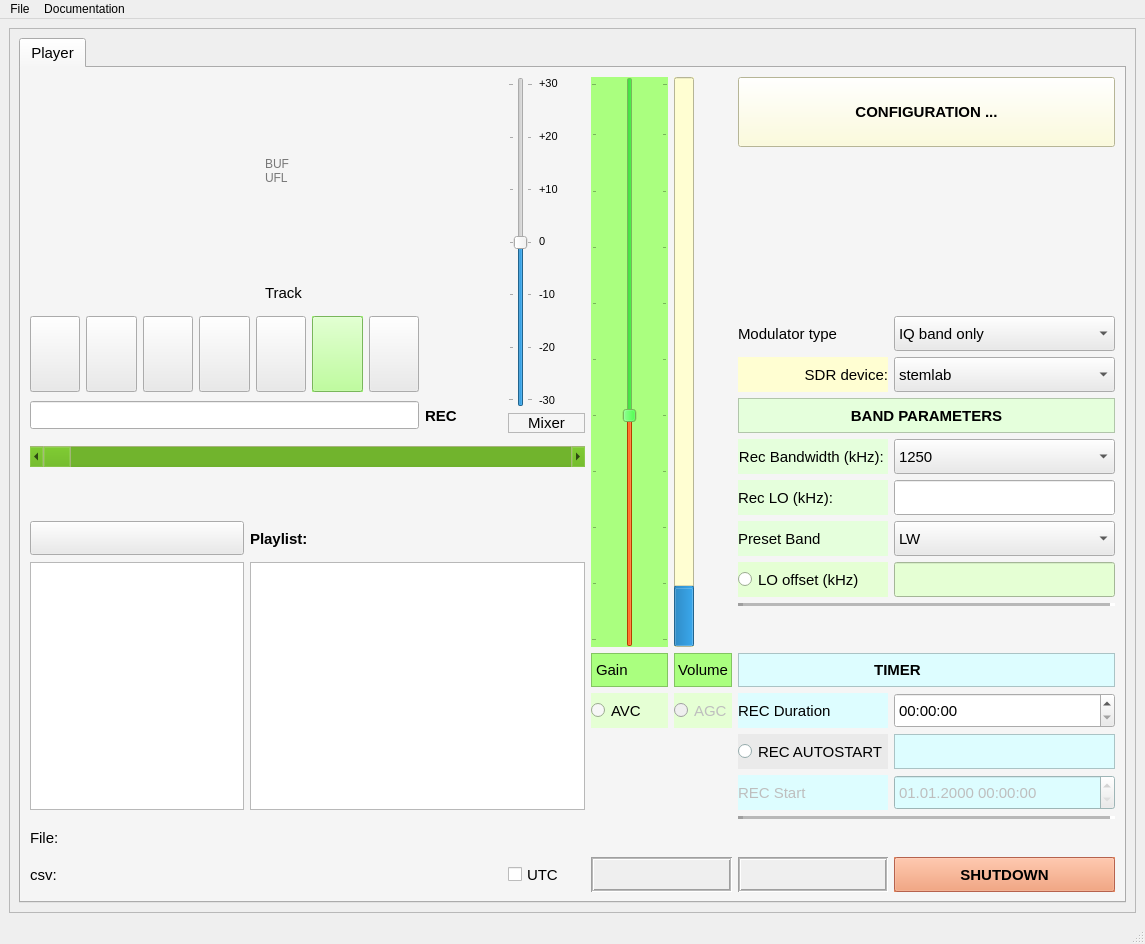
Before: the Qt Designer form sources/core/ressources/COHIWizard_GUI_v10_scrollhv_skin_5.ui in hermy-sf/COHIWizard, drawn with Qt 5.
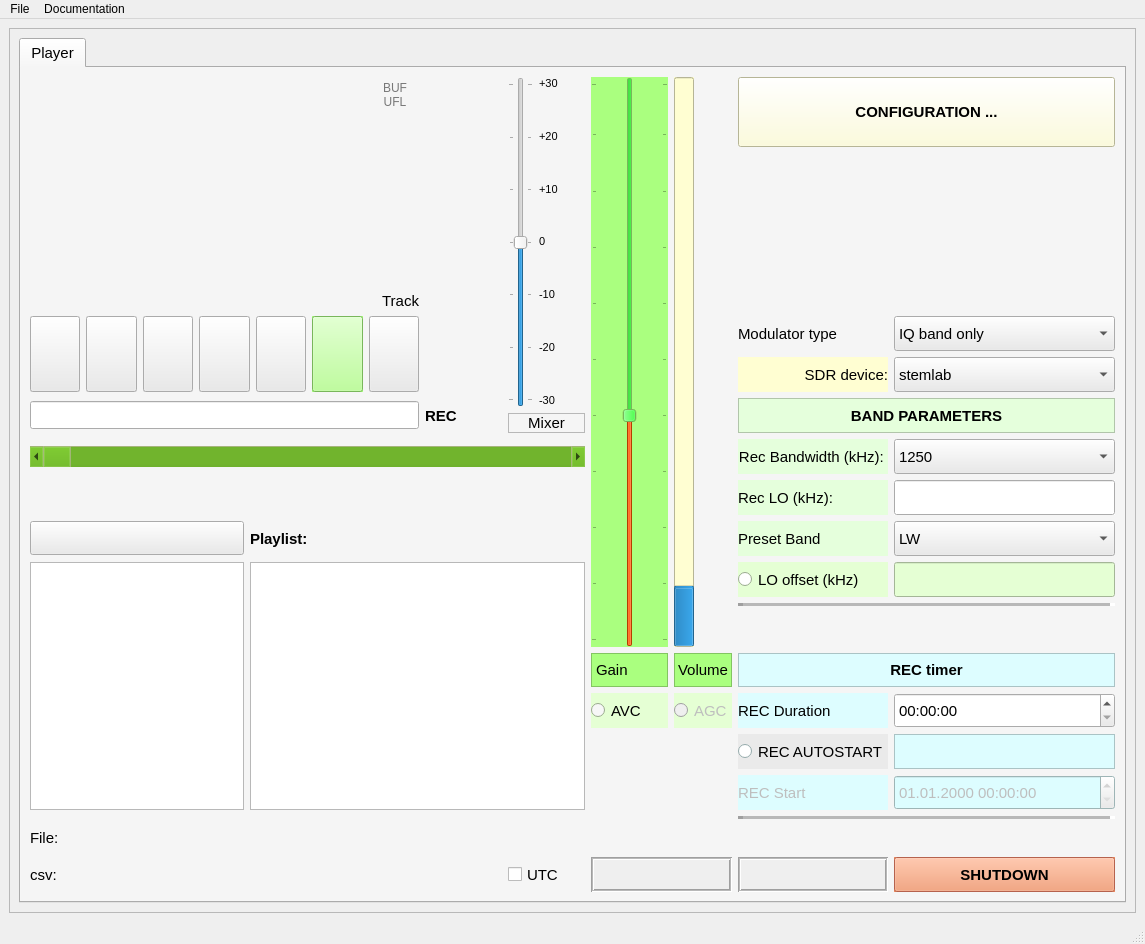
After: the same form once the commit is applied. Icons and pictures are not drawn.

```diff
--- a/sources/core/ressources/COHIWizard_GUI_v10_scrollhv_skin_5.ui
+++ b/sources/core/ressources/COHIWizard_GUI_v10_scrollhv_skin_5.ui
@@ -380,7 +380,7 @@
                  <string>Track</string>
                 </property>
                 <property name="alignment">
-                 <set>Qt::AlignLeading|Qt::AlignLeft|Qt::AlignVCenter</set>
+                 <set>Qt::AlignRight|Qt::AlignTrailing|Qt::AlignBottom</set>
                 </property>
                </widget>
               </item>
@@ -2181,7 +2181,7 @@
                  <enum>QFrame::StyledPanel</enum>
                 </property>
                 <property name="text">
-                 <string>TIMER              </string>
+                 <string>REC timer</string>
                 </property>
                 <property name="alignment">
                  <set>Qt::AlignCenter</set>
@@ -2434,10 +2434,10 @@
                 </property>
                </widget>
               </item>
-              <item row="1" column="0" rowspan="4" colspan="6">
+              <item row="0" column="0" rowspan="4" colspan="7">
                <widget class="QLabel" name="label_LOGO">
                 <property name="sizePolicy">
-                 <sizepolicy hsizetype="Expanding" vsizetype="Expanding">
+                 <sizepolicy hsizetype="Ignored" vsizetype="Ignored">
                   <horstretch>1</horstretch>
                   <verstretch>1</verstretch>
                  </sizepolicy>
@@ -2467,7 +2467,10 @@
                  <pixmap>icons/Logofield_rec2.png</pixmap>
                 </property>
                 <property name="scaledContents">
-                 <bool>true</bool>
+                 <bool>false</bool>
+                </property>
+                <property name="alignment">
+                 <set>Qt::AlignCenter</set>
                 </property>
                </widget>
               </item>
@@ -5663,21 +5666,27 @@
                 </item>
                </widget>
               </item>
-              <item row="1" column="6">
+              <item row="0" column="6" alignment="Qt::AlignRight|Qt::AlignTop">
                <widget class="QLabel" name="label_32">
                 <property name="enabled">
                  <bool>false</bool>
                 </property>
                 <property name="sizePolicy">
-                 <sizepolicy hsizetype="Expanding" vsizetype="Expanding">
-                  <horstretch>1</horstretch>
-                  <verstretch>1</verstretch>
+                 <sizepolicy hsizetype="Fixed" vsizetype="Fixed">
+                  <horstretch>0</horstretch>
+                  <verstretch>0</verstretch>
                  </sizepolicy>
                 </property>
                 <property name="minimumSize">
                  <size>
-                  <width>10</width>
-                  <height>10</height>
+                  <width>48</width>
+                  <height>36</height>
+                 </size>
+                </property>
+                <property name="maximumSize">
+                 <size>
+                  <width>48</width>
+                  <height>36</height>
                  </size>
                 </property>
                 <property name="palette">
@@ -5722,6 +5731,9 @@
                   <pointsize>9</pointsize>
                  </font>
                 </property>
+                <property name="alignment">
+                 <set>Qt::AlignCenter</set>
+                </property>
                 <property name="text">
                  <string>BUF
 UFL</string>
```
Left out of the diff: 30 changed lines with no effect on the pictures.
